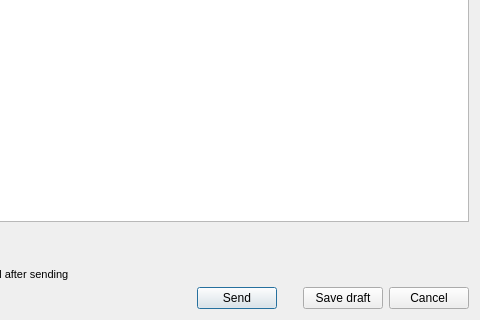
Before: the Qt Designer form src/qt/forms/offerdetailseditor.ui in ivansib/sibcoin-old, drawn with Qt 5; both pictures show x 267 to 747 and y 464 to 784 of the 747 by 784 pixel window.
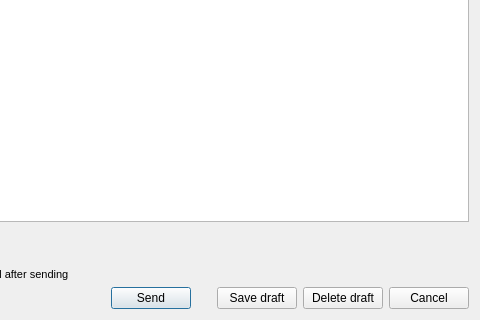
After: the same form once the commit is applied. Custom widgets are drawn as their Qt base class.

Commit message: add function "delete draft myOffer"

Diff of the .ui file:
```diff
--- a/src/qt/forms/offerdetailseditor.ui
+++ b/src/qt/forms/offerdetailseditor.ui
@@ -414,6 +414,13 @@
        </property>
       </widget>
      </item>
+     <item>
+      <widget class="QPushButton" name="btnDeleteDraft">
+       <property name="text">
+        <string>Delete draft</string>
+       </property>
+      </widget>
+     </item>
      <item>
       <widget class="QPushButton" name="btnCancel">
        <property name="text">
```
The commit also changes 4 other files.
